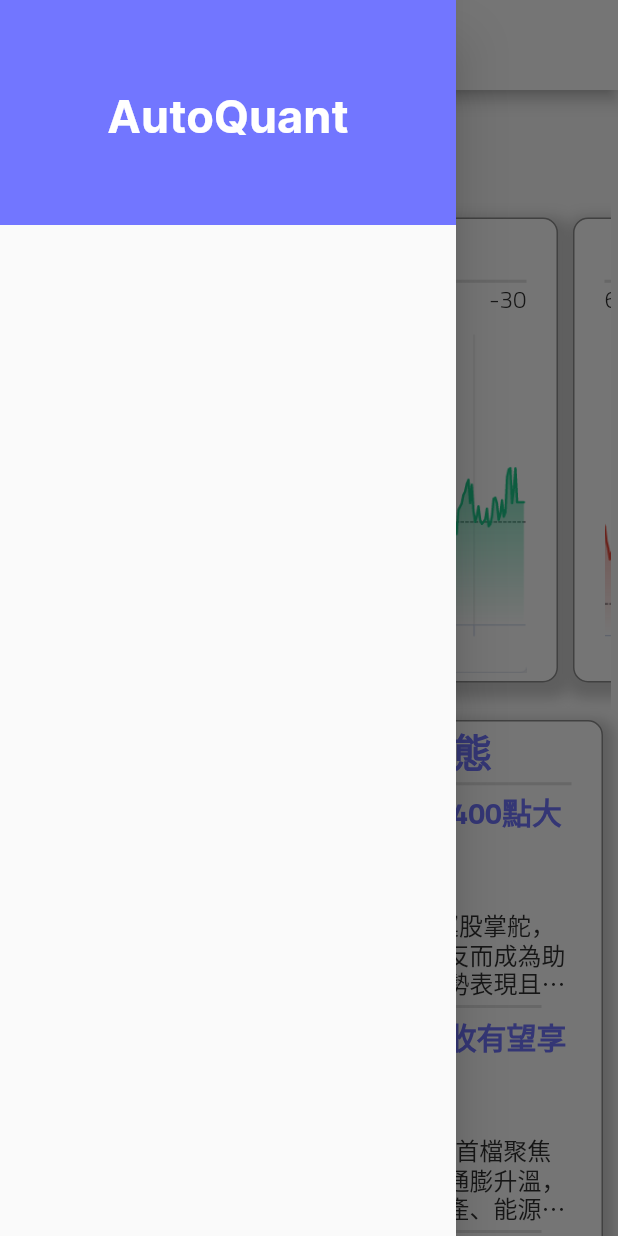
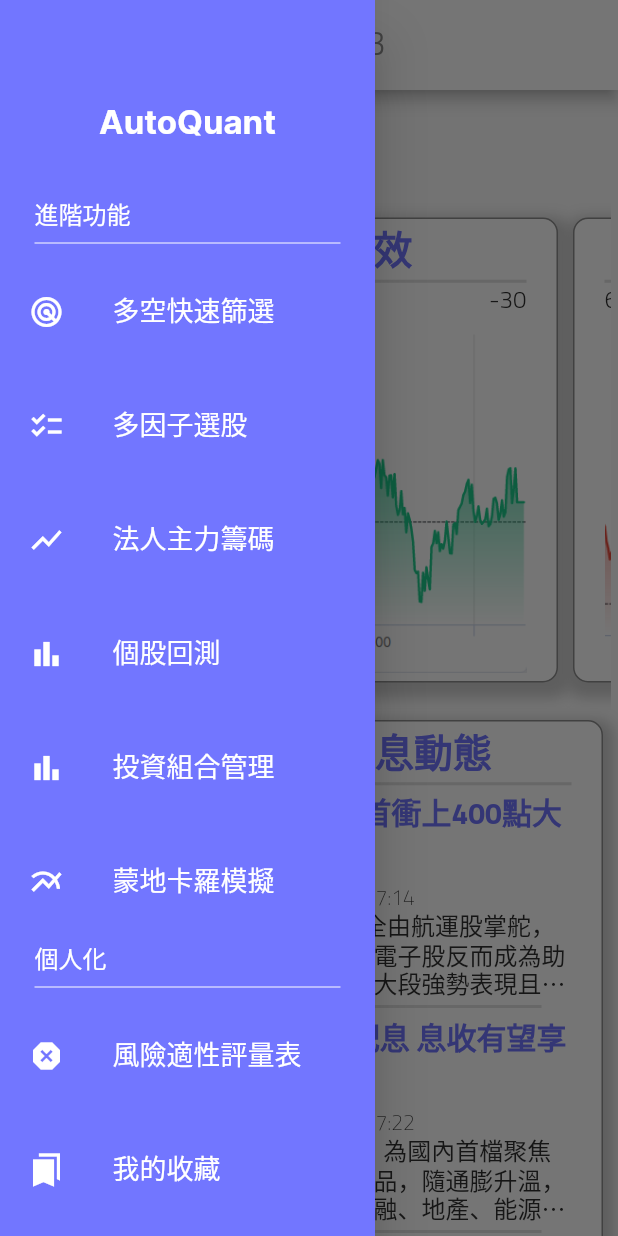
Before and after one commit to webclinic017/autoquantapptest, a Flutter app: the screen it shows after launch, with the side drawer open, on a phone screen of 412 x 824 dp. Run offline on Flutter 3.47's test engine with Material 2 defaults, Android fonts, the light colour scheme and no system bars.

Commit message:
Finished decorating drawer

```diff
--- a/lib/main.dart
+++ b/lib/main.dart
@@ -21,6 +21,7 @@
       theme: ThemeData(
         // primarySwatch: Colors.blue,
         primaryColor: COLOR_GREY,
+        primaryColorLight: COLOR_WHITE,
         backgroundColor: COLOR_VERY_LIGHT_GREY,
         accentColor: COLOR_BLUE,
         textTheme: MAIN_TEXT_THEME,
--- a/lib/navigationDrawer.dart
+++ b/lib/navigationDrawer.dart
@@ -7,30 +7,134 @@
   @override
   Widget build(BuildContext context) {
     final ThemeData themeData = Theme.of(context);
-    return Drawer(
-
+    return Container(
+      width: 250,
+      child: Drawer(
+        child: Material(
+          color: themeData.accentColor,
           child: ListView(
-        padding: EdgeInsets.zero,
+            padding: EdgeInsets.symmetric(horizontal: 3),
 
             children: <Widget> [
               Container(
-            height: 150,
-            decoration: BoxDecoration(
-              color: themeData.accentColor,
-            ),
+                height: 120,
+                margin: EdgeInsets.symmetric(vertical:5, horizontal:10),
+                padding: EdgeInsets.only(top:30, left:5, right: 5, bottom:0),
                 child: Center(
                   child: Text('AutoQuant', style: TextStyle(
                     color: COLOR_WHITE,
-                fontSize: 30,
+                    fontSize: 22,
                     fontFamily: 'Inter',
                     fontWeight: FontWeight.w700,
                   )),
                 ),
-          )
+              ),
+
+              subSection(
+                title: '進階功能',
+                themeData: themeData,
+              ),
+
+              menuItem(
+                title: '多空快速篩選',
+                icon: Icons.radar_sharp,
+                themeData: themeData,
+              ),
+
+              menuItem(
+                title: '多因子選股',
+                icon: Icons.checklist_sharp,
+                themeData: themeData,
+              ),
+
+              menuItem(
+                title: '法人主力籌碼',
+                icon: Icons.show_chart_sharp,
+                themeData: themeData,
+              ),
+
+              menuItem(
+                title: '個股回測',
+                icon: Icons.bar_chart_sharp,
+                themeData: themeData,
+              ),
+
+              menuItem(
+                title: '投資組合管理',
+                icon: Icons.bar_chart_sharp,
+                themeData: themeData,
+              ),
+
+              menuItem(
+                title: '蒙地卡羅模擬',
+                icon: Icons.multiline_chart_sharp,
+                themeData: themeData,
+              ),
+
+              subSection(
+                title: '個人化',
+                themeData: themeData,
+              ),
+
+              menuItem(
+                title: '風險適性評量表',
+                icon: Icons.dangerous_sharp,
+                themeData: themeData,
+              ),
+
+              menuItem(
+                title: '我的收藏',
+                icon: Icons.bookmarks_sharp,
+                themeData: themeData,
+              ),
             ]
 
           )
 
+        )
+      )
+    );
+  }
+  Widget subSection({
+    required String title,
+    required ThemeData themeData,
+  }) {
+    return Column(
+      crossAxisAlignment: CrossAxisAlignment.start,
+      children: <Widget>[
+        Container(
+          padding: EdgeInsets.only(left:20),
+          child: Text(title, style: TextStyle(
+            color: themeData.primaryColorLight,
+            fontWeight: FontWeight.w300,
+            fontSize: 16,
+          )),
+        ),
+        Divider(color: themeData.primaryColorLight,
+            indent:20, endIndent:20),
+      ],
+    );
+  }
+  Widget menuItem({
+    required String title,
+    required IconData icon,
+    required ThemeData themeData,
+    VoidCallback? onTap,
+  }){
+    return Container(
+      margin: EdgeInsets.symmetric(vertical: 10),
+      child: ListTile(
+        leading: Icon(icon, color: themeData.primaryColorLight),
+        title: Text(title, style: TextStyle(
+          color: themeData.primaryColorLight,
+          fontWeight: FontWeight.w400,
+          fontSize: 18,
+        )),
+        hoverColor: Colors.white70,
+        onTap: () {
+          onTap;
+        },
+      ),
     );
   }
 }
```
Lines whose indentation alone changed are shown as unchanged.
